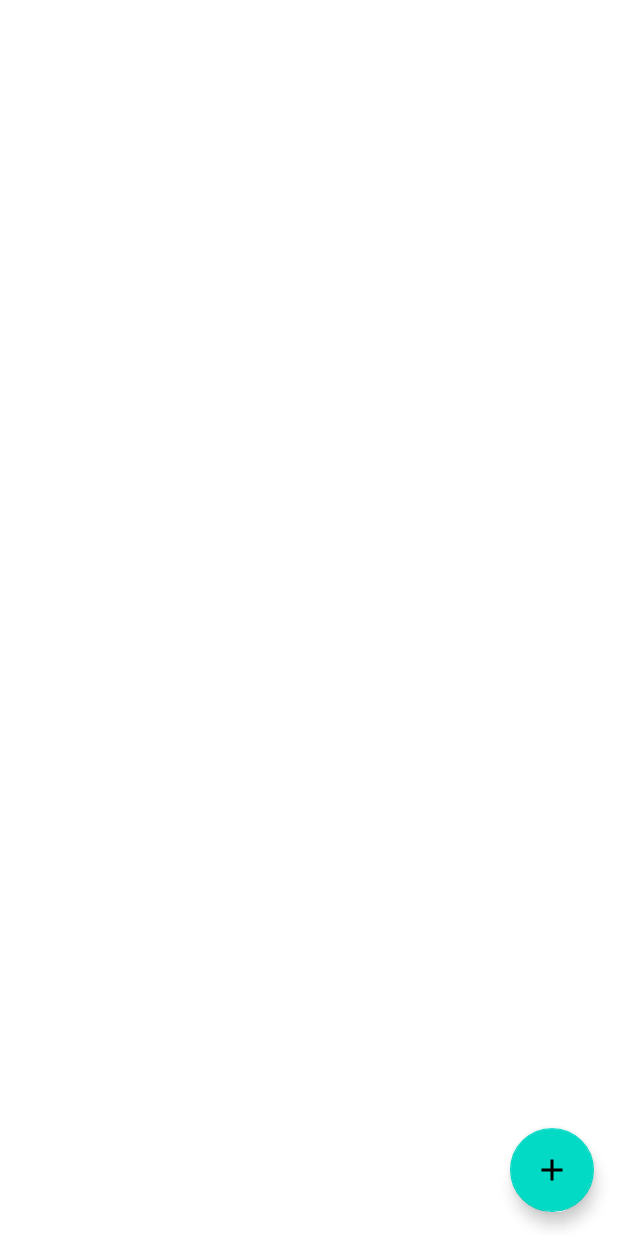
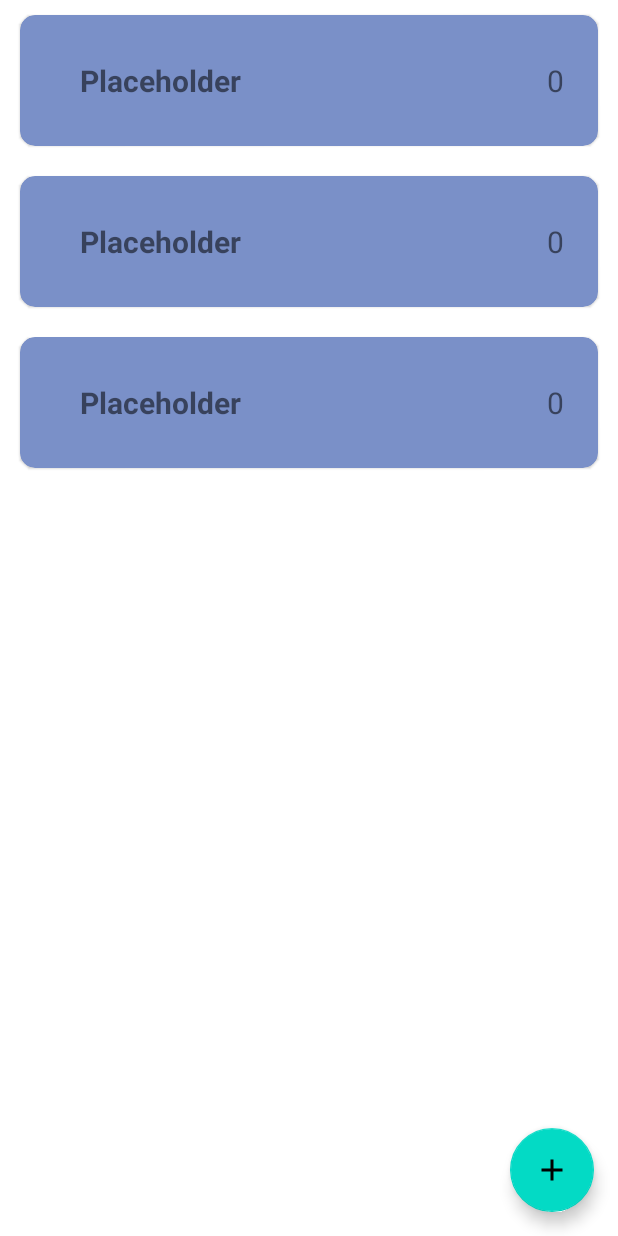
Before and after one commit to Levox98/Study-Shopping-List, an Android app: the layout activity_main.xml on its own in the app's theme, with its tools: preview values and no code run, on a phone screen of 412 x 824 dp. Run offline under Robolectric (Android 15) with nearby library versions, the phone set to English and light mode, and no system bars.

Commit message:
Added layouts implementation

```diff
--- a/app/src/main/res/layout/activity_main.xml
+++ b/app/src/main/res/layout/activity_main.xml
@@ -14,7 +14,8 @@
         app:layout_constraintBottom_toBottomOf="parent"
         app:layout_constraintStart_toStartOf="parent"
         app:layout_constraintEnd_toEndOf="parent"
-        app:layoutManager="androidx.recyclerview.widget.LinearLayoutManager" />
+        app:layoutManager="androidx.recyclerview.widget.LinearLayoutManager"
+        tools:listitem="@layout/shop_item_enabled"/>
 
     <com.google.android.material.floatingactionbutton.FloatingActionButton
         android:id="@+id/btn_add_item"
@@ -24,6 +25,8 @@
         app:layout_constraintBottom_toBottomOf="parent"
         android:layout_margin="16dp"
         android:src="@drawable/ic_add"
-        android:contentDescription="@string/add_item" />
+        android:contentDescription="@string/add_item"
+        android:clickable="true"
+        android:focusable="true"/>
 
 </androidx.constraintlayout.widget.ConstraintLayout>
--- /dev/null
+++ b/app/src/main/res/layout/shop_item_enabled.xml
@@ -0,0 +1,41 @@
+<?xml version="1.0" encoding="utf-8"?>
+<com.google.android.material.card.MaterialCardView xmlns:android="http://schemas.android.com/apk/res/android"
+    android:layout_width="match_parent"
+    android:layout_height="wrap_content"
+    xmlns:app="http://schemas.android.com/apk/res-auto"
+    android:layout_marginHorizontal="8dp"
+    android:layout_marginVertical="4dp"
+    app:cardCornerRadius="10dp"
+    android:elevation="4dp"
+    app:cardUseCompatPadding="true"
+    android:backgroundTint="@color/material_dynamic_primary60">
+
+    <LinearLayout
+        android:layout_width="match_parent"
+        android:layout_height="match_parent"
+        android:weightSum="10">
+
+        <TextView
+            android:id="@+id/name"
+            android:layout_width="wrap_content"
+            android:layout_height="wrap_content"
+            android:layout_gravity="start|center_vertical"
+            android:text="@string/placeholder"
+            android:textSize="20sp"
+            android:layout_marginVertical="30dp"
+            android:layout_marginStart="40dp"
+            android:layout_weight="8"
+            android:textStyle="bold"/>
+
+        <TextView
+            android:id="@+id/count"
+            android:layout_width="wrap_content"
+            android:layout_height="wrap_content"
+            android:layout_gravity="center"
+            android:textAlignment="center"
+            android:layout_weight="2"
+            android:text="@string/number_placeholder"
+            android:textSize="20sp" />
+    </LinearLayout>
+
+</com.google.android.material.card.MaterialCardView>
--- a/app/src/main/res/values/strings.xml
+++ b/app/src/main/res/values/strings.xml
@@ -1,4 +1,6 @@
 <resources>
     <string name="app_name">StudyShoppingList</string>
     <string name="add_item">Add new item to list</string>
+    <string name="placeholder">Placeholder</string>
+    <string name="number_placeholder">0</string>
 </resources>
```
Also changed, not shown: app/src/main/res/layout/shop_item_disabled.xml (added, +42 -0 lines).
